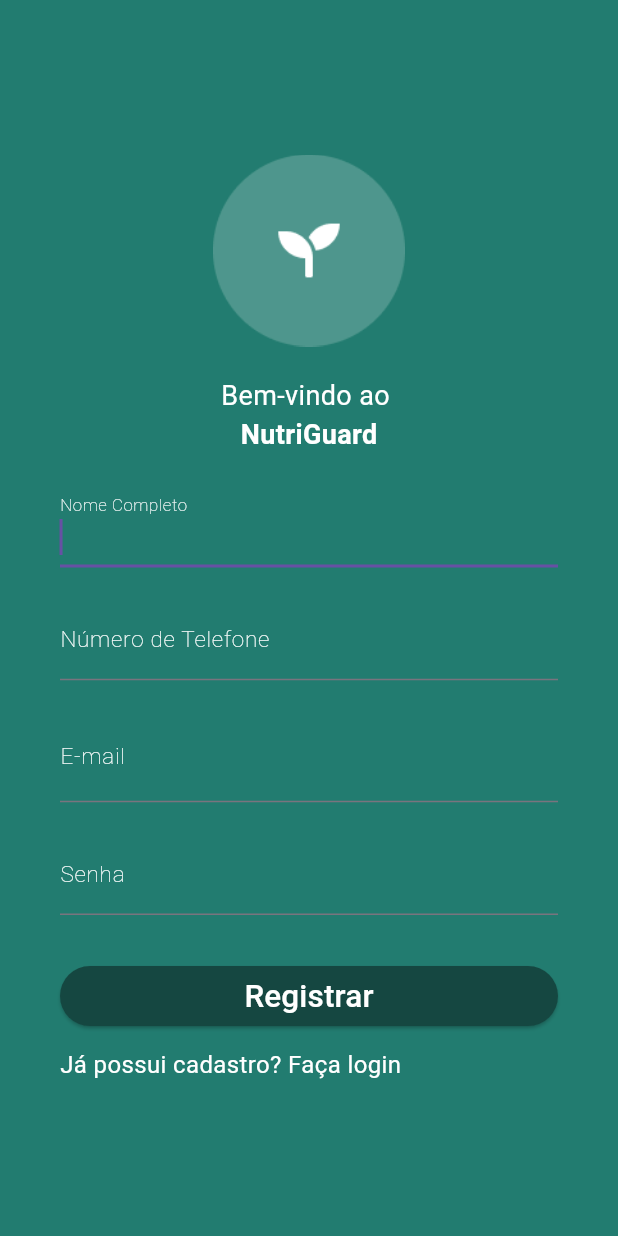
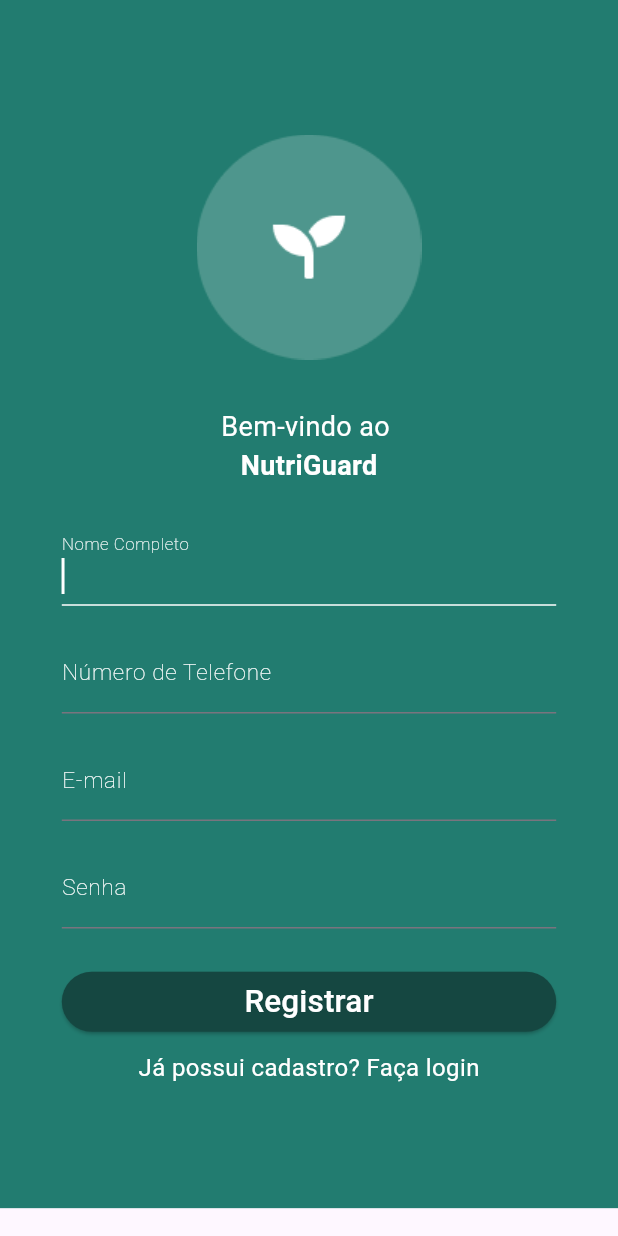
Before and after one commit to WandersoNoleto/NutriGuard, a Flutter app: the screen it shows after launch, after a tap on "Ainda não possui uma conta? Registre-se", on a phone screen of 412 x 824 dp. Run offline on Flutter 3.47's test engine with Material 3 defaults, Android fonts, the phone set to English and light mode, and no system bars; our stand-ins replace firebase_auth, firebase_core, flutter_svg; accounts and stored records are empty; generated files the repository leaves out were written again; network calls fail; Roboto replaces fonts that are missing (BebasNeue).

Commit message:
(#002) auth: login&register with firebase working

```diff
--- a/lib/main.dart
+++ b/lib/main.dart
@@ -1,21 +1,27 @@
 import 'package:nutri_guard/screens/login.dart';
 import 'package:flutter/material.dart';
 import 'package:firebase_core/firebase_core.dart';
+import 'package:nutri_guard/firebase_options.dart';
+
 
 void main() async {
   WidgetsFlutterBinding.ensureInitialized();
-  await Firebase.initializeApp();
+  await Firebase.initializeApp(
+    options: DefaultFirebaseOptions.currentPlatform,
+  );
 
-  runApp(MyApp());
+  runApp(const MyApp());
 }
 
 class MyApp extends StatelessWidget {
+  const MyApp({Key? key});
+
   @override
   Widget build(BuildContext context) {
     return MaterialApp(
       title: "NutriGuard",
       debugShowCheckedModeBanner: false,
-      home: LoginPage(),
+      home: LoginPage(), // Remova 'const' desta linha
     );
   }
 }
--- a/lib/screens/login.dart
+++ b/lib/screens/login.dart
@@ -3,16 +3,47 @@ import 'package:nutri_guard/colors/colors.dart';
 import 'package:nutri_guard/screens/register.dart';
 import 'package:nutri_guard/widgets/customButton.dart';
 import 'package:nutri_guard/screens/homePage.dart';
+import 'package:firebase_auth/firebase_auth.dart';
+
+
 
 
 class LoginPage extends StatelessWidget {
-  const LoginPage({Key? key}) : super(key: key);
+
+  final TextEditingController emailController    = TextEditingController();
+  final TextEditingController passwordController = TextEditingController();
+
+   LoginPage({Key? key}) : super(key: key);
+
+  void _loginUser(BuildContext context) async {
+      print('E-mail: $emailController.text');
+      print('Senha: $passwordController.text');
+    try {
+        UserCredential userCredential = await FirebaseAuth.instance.signInWithEmailAndPassword(
+        email: emailController.text,
+        password: passwordController.text,
+      );
+
+      if (userCredential.user != null){
+        Navigator.push(
+        context,
+        MaterialPageRoute(builder: (context) => HomePage()),
+      );
+    } else {
+      // Adicione lógica para tratar falha na autenticação (usuário não encontrado, senha incorreta, etc.)
+      print('AuthFail: Invalid Username or password');
+    }
+    } catch (e) {
+      print('Error $e');
+    }
+  }
+
 
   @override
   Widget build(BuildContext context) {
     return Scaffold(
       body: Container(
-        padding: EdgeInsets.symmetric(
+        padding: const EdgeInsets.symmetric(
           horizontal: 40,
           vertical: 60,
         ),
@@ -27,7 +58,7 @@ class LoginPage extends StatelessWidget {
                 child: Image.asset('assets/logo-circle.png'),
               ),
               const SizedBox(height: 20),
-              Center(
+              const Center(
                 child: Column(
                   children: [
                     Text(
@@ -51,6 +82,7 @@ class LoginPage extends StatelessWidget {
               const SizedBox(height: 20),
               TextFormField(
                 keyboardType: TextInputType.emailAddress,
+                controller: emailController,
                 decoration: const InputDecoration(
                   labelText: "E-mail",
                   labelStyle: TextStyle(
@@ -58,16 +90,22 @@ class LoginPage extends StatelessWidget {
                     fontWeight: FontWeight.w100,
                     fontSize: 15,
                   ),
+                    focusedBorder: UnderlineInputBorder(
+                      borderSide: BorderSide(color: AppColors.white),
+                    ),
+                    focusColor: AppColors.white,
+                  ),
+                  style: TextStyle(
+                    color: AppColors.white, // Define a cor do texto digitado
+                  ),
+                  cursorColor: AppColors.white, // Define a cor do cursor
                 ),
-                style: TextStyle(
-                  fontSize: 20,
-                  color: Colors.white,
-                ),
-              ),
+
               const SizedBox(height: 20),
               TextFormField(
                 autofocus: true,
                 keyboardType: TextInputType.text,
+                controller: passwordController,
                 obscureText: true,
                 decoration: const InputDecoration(
                   labelText: "Senha",
@@ -76,26 +114,31 @@ class LoginPage extends StatelessWidget {
                     fontWeight: FontWeight.w100,
                     fontSize: 15,
                   ),
+                    focusedBorder: UnderlineInputBorder(
+                      borderSide: BorderSide(color: AppColors.white),
+                    ),
+                    focusColor: AppColors.white,
+                  ),
+                  style: TextStyle(
+                    color: AppColors.white, // Define a cor do texto digitado
+                  ),
+                  cursorColor: AppColors.white, // Define a cor do cursor
                 ),
-              ),
+
               const SizedBox(height: 60),
               Button(
                 label: "Acessar",
                 onPressed: () {
-                  // Adicione a navegação para a página RegisterPage
-                  Navigator.push(
-                    context,
-                    MaterialPageRoute(builder: (context) => const HomePage()),
-                  );
+                  _loginUser(context);
+
                 },
               ),
               const SizedBox(height: 20),
               GestureDetector(
                 onTap: () {
-                  // Navega para a página RegisterPage ao tocar no texto
-                  Navigator.push(
+                    Navigator.push(
                     context,
-                    MaterialPageRoute(builder: (context) => const RegisterPage()),
+                    MaterialPageRoute(builder: (context) => RegisterPage()),
                   );
                 },
                 child: const Text(
--- a/lib/screens/register.dart
+++ b/lib/screens/register.dart
@@ -1,35 +1,58 @@
+import 'package:firebase_auth/firebase_auth.dart';
 import 'package:flutter/material.dart';
 import 'package:nutri_guard/colors/colors.dart';
+import 'package:nutri_guard/widgets/customButton.dart';
 import 'package:nutri_guard/screens/login.dart';
-import 'package:nutri_guard/widgets/customButton.dart';
 
 class RegisterPage extends StatelessWidget {
-  const RegisterPage({Key? key}) : super(key: key);
+  RegisterPage({Key? key}) : super(key: key);
+
+  final TextEditingController fullNameController = TextEditingController();
+  final TextEditingController phoneController = TextEditingController();
+  final TextEditingController emailController = TextEditingController();
+  final TextEditingController passwordController = TextEditingController();
+
+  void _registerUser(BuildContext context) async {
+    try {
+      UserCredential userCredential =
+          await FirebaseAuth.instance.createUserWithEmailAndPassword(
+        email: emailController.text,
+        password: passwordController.text,
+
+      );
+      print('E-mail: $emailController.text');
+      print('Senha: $passwordController.text');
+      // Se necessário, adicione lógica adicional após o registro do usuário.
+    } catch (e) {
+      print('Error $e');
+      // Trate o erro, se necessário.
+    }
+  }
 
   @override
   Widget build(BuildContext context) {
     return Scaffold(
-      body: Container(
-        // ignore: prefer_const_constructors
+      resizeToAvoidBottomInset: false, // Evita o overflow ao abrir o teclado
+      body: SingleChildScrollView(
+        child: Container(
           padding: EdgeInsets.symmetric(
-          horizontal: 40,
-          vertical: 60, // Aumenta o espaço vertical
+            horizontal: MediaQuery.of(context).size.width * 0.1,
+            vertical: MediaQuery.of(context).size.height * 0.1,
           ),
           color: AppColors.primaryGreen,
           child: Center(
-          child: ListView(
-            shrinkWrap: true,
+            child: Column(
+              crossAxisAlignment: CrossAxisAlignment.center,
               children: <Widget>[
                 SizedBox(
-                width: 128,
-                height: 128,
+                  width: MediaQuery.of(context).size.width * 0.4,
+                  height: MediaQuery.of(context).size.width * 0.4,
                   child: Image.asset('assets/logo-circle.png'),
                 ),
-              const SizedBox(height: 20), // Ajusta o espaço
+                SizedBox(height: MediaQuery.of(context).size.height * 0.03),
 
-              // ignore: prefer_const_constructors
                 Center(
-                child: const Column(
+                  child: Column(
                     children: [
                       Text(
                         'Bem-vindo ao ',
@@ -50,30 +73,36 @@ class RegisterPage extends StatelessWidget {
                   ),
                 ),
 
-              const SizedBox(height: 20),
+                SizedBox(height: MediaQuery.of(context).size.height * 0.03),
 
                 TextFormField(
                   autofocus: true,
                   keyboardType: TextInputType.text,
-                obscureText: true,
-                decoration: const InputDecoration(
+                  controller: fullNameController,
+                  decoration: InputDecoration(
                     labelText: "Nome Completo",
                     labelStyle: TextStyle(
                       color: AppColors.white,
                       fontWeight: FontWeight.w100,
                       fontSize: 15,
                     ),
-
-
+                    focusedBorder: UnderlineInputBorder(
+                      borderSide: BorderSide(color: AppColors.white),
                     ),
+                    focusColor: AppColors.white,
+                  ),
+                  style: TextStyle(
+                    color: AppColors.white, // Define a cor do texto digitado
+                  ),
+                  cursorColor: AppColors.white, // Define a cor do cursor
                 ),
 
-              const SizedBox(height: 20),
+                SizedBox(height: MediaQuery.of(context).size.height * 0.02),
 
                 TextFormField(
                   autofocus: true,
-                keyboardType: TextInputType.text,
-                obscureText: true,
+                  keyboardType: TextInputType.phone,
+                  controller: phoneController,
                   decoration: const InputDecoration(
                     labelText: "Número de Telefone",
                     labelStyle: TextStyle(
@@ -81,16 +110,22 @@ class RegisterPage extends StatelessWidget {
                       fontWeight: FontWeight.w100,
                       fontSize: 15,
                     ),
-
-
+                    focusedBorder: UnderlineInputBorder(
+                      borderSide: BorderSide(color: AppColors.white),
                     ),
+                    focusColor: AppColors.white,
+                  ),
+                  style: TextStyle(
+                    color: AppColors.white, // Define a cor do texto digitado
+                  ),
+                  cursorColor: AppColors.white, // Define a cor do cursor
                 ),
 
-              const SizedBox(height: 20),
+                SizedBox(height: MediaQuery.of(context).size.height * 0.02),
 
-              // Adiciona os campos de formulário
                 TextFormField(
                   keyboardType: TextInputType.emailAddress,
+                  controller: emailController,
                   decoration: const InputDecoration(
                     labelText: "E-mail",
                     labelStyle: TextStyle(
@@ -98,19 +133,24 @@ class RegisterPage extends StatelessWidget {
                       fontWeight: FontWeight.w100,
                       fontSize: 15,
                     ),
+                    focusedBorder: UnderlineInputBorder(
+                      borderSide: BorderSide(color: AppColors.white),
                     ),
-                // ignore: prefer_const_constructors
+                    focusColor: AppColors.white,
+                  ),
                   style: TextStyle(
-                  fontSize: 20,
+                    color: AppColors.white, // Define a cor do texto digitado
                   ),
+                  cursorColor: AppColors.white, // Define a cor do cursor
                 ),
 
-              const SizedBox(height: 20),
+                SizedBox(height: MediaQuery.of(context).size.height * 0.02),
 
                 TextFormField(
                   autofocus: true,
                   keyboardType: TextInputType.text,
                   obscureText: true,
+                  controller: passwordController,
                   decoration: const InputDecoration(
                     labelText: "Senha",
                     labelStyle: TextStyle(
@@ -118,29 +158,40 @@ class RegisterPage extends StatelessWidget {
                       fontWeight: FontWeight.w100,
                       fontSize: 15,
                     ),
-
-
+                    focusedBorder: UnderlineInputBorder(
+                      borderSide: BorderSide(color: AppColors.white),
                     ),
+                    focusColor: AppColors.white,
+                  ),
+                  style: TextStyle(
+                    color: AppColors.white, // Define a cor do texto digitado
+                  ),
+                  cursorColor: AppColors.white, // Define a cor do cursor
                 ),
 
-
-
-              const SizedBox(height: 30),
+                SizedBox(height: MediaQuery.of(context).size.height * 0.03),
 
                 Button(
                   label: "Registrar",
                   onPressed: () {
+                    _registerUser(context);
+                    Navigator.push(
+                      context,
+                      MaterialPageRoute(builder: (context) => LoginPage()),
+                    );
                   },
                 ),
-              const SizedBox(height: 10),
+
+                SizedBox(height: MediaQuery.of(context).size.height * 0.01),
+
                 GestureDetector(
                   onTap: () {
                     Navigator.push(
                       context,
-                    MaterialPageRoute(builder: (context) => const LoginPage()),
+                      MaterialPageRoute(builder: (context) => LoginPage()),
                     );
                   },
-                child: const Text(
+                  child: Text(
                     'Já possui cadastro? Faça login',
                     style: TextStyle(
                       color: Colors.white,
@@ -153,6 +204,7 @@ class RegisterPage extends StatelessWidget {
             ),
           ),
         ),
+      ),
     );
   }
 }
--- a/lib/widgets/prescriptionItem.dart
+++ b/lib/widgets/prescriptionItem.dart
@@ -12,7 +12,7 @@ class PrescriptionItem extends StatelessWidget {
     return Card(
       elevation: 5,
       child: ListTile(
-        leading: Icon(Icons.picture_as_pdf, color: AppColors.primaryGreen),
+        leading: const Icon(Icons.picture_as_pdf, color: AppColors.primaryGreen),
         title: Text(date),
         subtitle: Text(goal),
         onTap: () {
--- a/pubspec.yaml
+++ b/pubspec.yaml
@@ -36,12 +36,14 @@ dependencies:
   # The following adds the Cupertino Icons font to your application.
   # Use with the CupertinoIcons class for iOS style icons.
   cupertino_icons: ^1.0.2
+  firebase_core: ^2.24.0
+  firebase_auth: ^4.15.0
+  cloud_firestore: ^4.13.3
 
 dev_dependencies:
   flutter_test:
     sdk: flutter
-  firebase_core: "^1.3.0"
-  firebase_auth: "^2.0.0"
+
 
   # The "flutter_lints" package below contains a set of recommended lints to
   # encourage good coding practices. The lint set provided by the package is
```
Also changed, not shown: lib/screens/addFoodPage.dart (+9 -9 lines), lib/screens/foodsPage.dart (+7 -7 lines), lib/screens/historyPage.dart (+4 -4 lines), lib/screens/homePage.dart (+4 -4 lines), lib/screens/pacientDetail.dart (+4 -4 lines), lib/screens/profile.dart (+17 -15 lines), lib/widgets/customActionButton.dart (+7 -7 lines), lib/widgets/foodCard.dart (+6 -6 lines), lib/widgets/navbar.dart (+5 -3 lines), lib/widgets/searchBar.dart (+5 -3 lines), pubspec.lock, 2 other files. Lines whose indentation alone changed are shown as unchanged.
